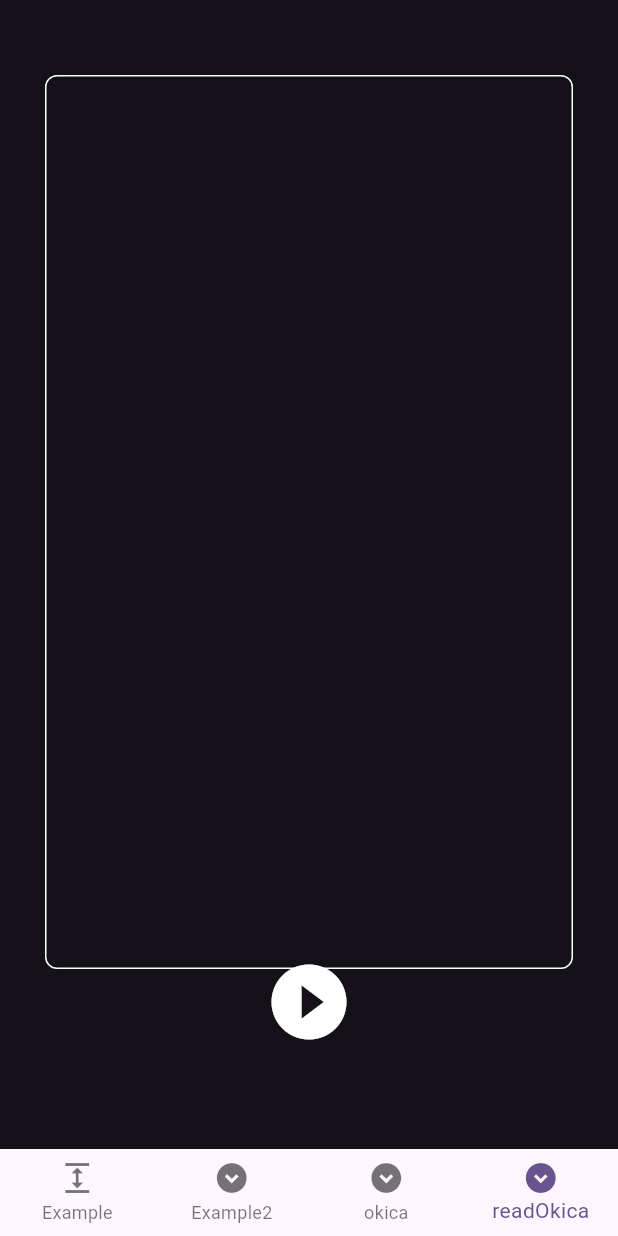
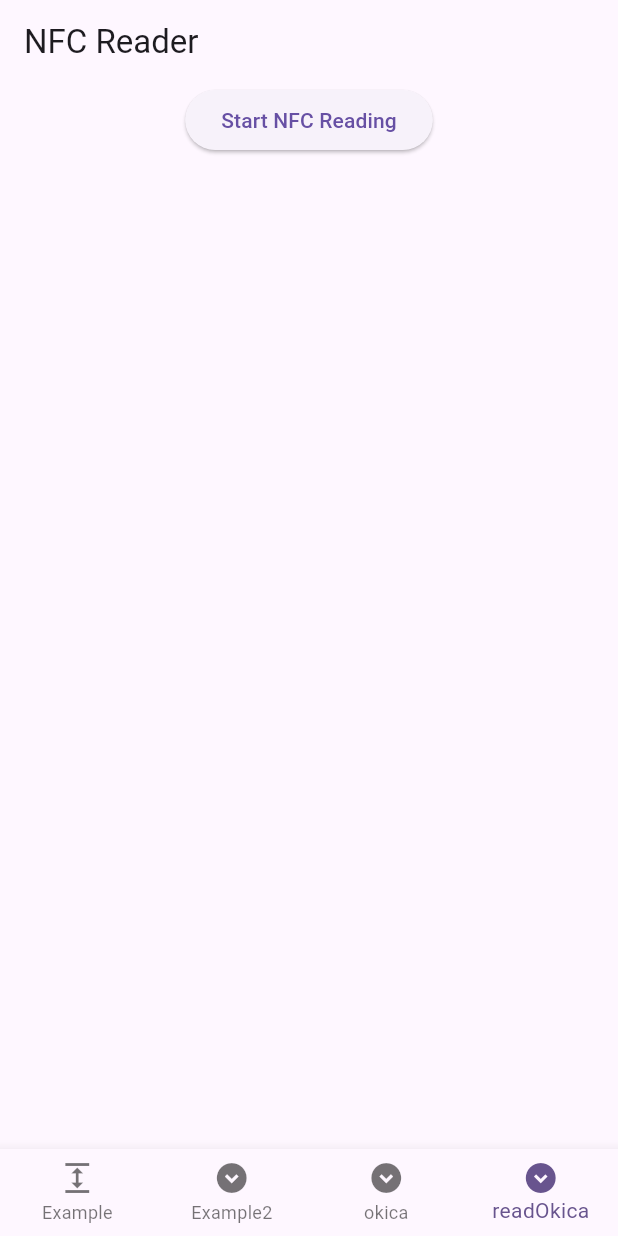
Before and after one commit to Yoshidagumi-group5/bus_app, a Flutter app: the screen it shows after launch, item 4 of the bottom bar chosen, on a phone screen of 412 x 824 dp. Run offline on Flutter 3.47's test engine with Material 3 defaults, Android fonts, the phone set to English and light mode, and no system bars; our stand-ins replace flutter_riverpod; missing offline and left inert: nfc_manager.

Commit message:
テスト④

```diff
--- a/lib/pages/readOkica.dart
+++ b/lib/pages/readOkica.dart
@@ -1,95 +1,74 @@
-/*
-実行例
-00 8B
-I/flutter (32087): 00 00 00 00 00 00 00 00 32 00 00 B2 29 00 2E B1
-09 0F
-I/flutter (32087): 16 01 00 17 2D 64 8F 43 D9 52 B2 29 00 2E B1 A0
-I/flutter (32087): 16 01 00 02 2D 64 FA B3 FA BE D4 2A 00 2E AF A0
-I/flutter (32087): 1A 06 00 0E 2D 64 D9 52 D9 52 EC 2B 00 2E AD A0
-I/flutter (32087): C8 46 00 00 2D 63 5C 84 01 35 EC 2B 00 2E AB 00
-I/flutter (32087): C8 46 00 00 2D 62 A9 04 01 35 F4 2D 00 2E AA 00
-I/flutter (32087): 16 01 00 17 2D 62 8F 43 D9 52 FC 2F 00 2E A9 A0
-I/flutter (32087): 16 01 00 17 2D 62 D9 52 8F 43 1E 31 00 2E A7 A0
-I/flutter (32087): 16 01 00 17 2D 61 8F 43 D9 52 40 32 00 2E A5 A0
-I/flutter (32087): 16 01 00 17 2D 61 D9 52 8F 43 62 33 00 2E A3 A0
-I/flutter (32087): 16 01 00 17 2D 5F 8F 43 D9 52 84 34 00 2E A1 A0
-I/flutter (32087): 16 01 00 17 2D 5F D9 52 8F 43 A6 35 00 2E 9F A0
-I/flutter (32087): 08 02 00 00 2D 5E FA B3 00 00 C8 36 00 2E 9D 80
-*/
-
 import 'dart:io';
 import 'dart:async';
 import 'dart:typed_data';
+
 import 'package:flutter/material.dart';
 import 'package:nfc_manager/nfc_manager.dart';
 import 'package:nfc_manager/platform_tags.dart';
 
-class ReadOkica extends StatefulWidget {
-  @override
-  State<StatefulWidget> createState() => MyAppState();
-}
-
-class MyAppState extends State<ReadOkica> {
-  String _message = '';
+class ReadOkica extends StatelessWidget {
+  const ReadOkica({Key? key}) : super(key: key);
   @override
   Widget build(BuildContext context) {
     return MaterialApp(
-        debugShowCheckedModeBanner: false,
-        theme: ThemeData.dark(),
-        home: Scaffold(
-            body: SafeArea(
-          child: Stack(children: myWidgets()),
-        )));
-  }
-
-  List<Widget> myWidgets() {
-    return <Widget>[
-      Positioned(
-        bottom: 60.0,
-        left: 0.0,
-        right: 0,
-        child: IconButton(
-          icon: Icon(Icons.play_circle_fill, size: 60, color: Colors.white),
-          onPressed: () => onStart(),
-        ),
-      ),
-      Positioned(
-          left: 30,
-          right: 30,
-          top: 50,
-          bottom: 120,
-          child: Container(
-            padding: EdgeInsets.all(14.0),
-            decoration: BoxDecoration(
-              border: Border.all(color: Colors.white, width: 1),
-              borderRadius: BorderRadius.circular(8),
-            ),
-            child: Text(_message, style: TextStyle(fontSize: 20)),
-          )),
-    ];
-  }
-
-  /// onStart
-  Future onStart() async {
-    await NfcManager.instance.startSession(
-      alertMessage: "ICカードをかざしてください",
-      onDiscovered: (tag) async {
-        try {
-          final card = FeliCa.from(tag);
-          if (card == null) {
-            throw Exception("未サポートのICカードです");
-          }
-          // TODO: この辺で履歴とか読み取る
-          setState(() {
-            // TODO: 履歴をstateに反映する
-          });
-        } catch (e, st) {
-          print(e);
-          print(st);
-          NfcManager.instance.stopSession(errorMessage: "読み取りに失敗しました");
-        }
-        NfcManager.instance.stopSession(alertMessage: "読み取り成功しました");
-      },
+      home: NFCReadPage(),
     );
   }
 }
+
+class NFCReadPage extends StatefulWidget {
+  const NFCReadPage({Key? key}) : super(key: key);
+
+  @override
+  _NFCReadPage createState() => _NFCReadPage();
+}
+
+class _NFCReadPage extends State<NFCReadPage> {
+  String msg = "";
+
+  void changeMsg(String message) {
+    setState(() {
+      msg = message;
+    });
+  }
+
+  @override
+  Widget build(BuildContext context) {
+    return Scaffold(
+      appBar: AppBar(
+        title: const Text('NFC Reader'),
+      ),
+      body: Center(
+        child: Column(
+          children: [
+            ElevatedButton(
+              onPressed: _startNFCReading,
+              child: const Text('Start NFC Reading'),
+            ),
+          ],
+        ),
+      ),
+    );
+  }
+
+  void _startNFCReading() async {
+    try {
+      bool isAvailable = await NfcManager.instance.isAvailable();
+
+      //We first check if NFC is available on the device.
+      if (isAvailable) {
+        //If NFC is available, start an NFC session and listen for NFC tags to be discovered.
+        NfcManager.instance.startSession(
+          onDiscovered: (NfcTag tag) async {
+            // Process NFC tag, When an NFC tag is discovered, print its data to the console.
+            changeMsg('NFC Tag Detected: ${tag.data}');
+          },
+        );
+      } else {
+        changeMsg('NFC not available.');
+      }
+    } catch (e) {
+      changeMsg('Error reading NFC: $e');
+    }
+  }
+}
```
